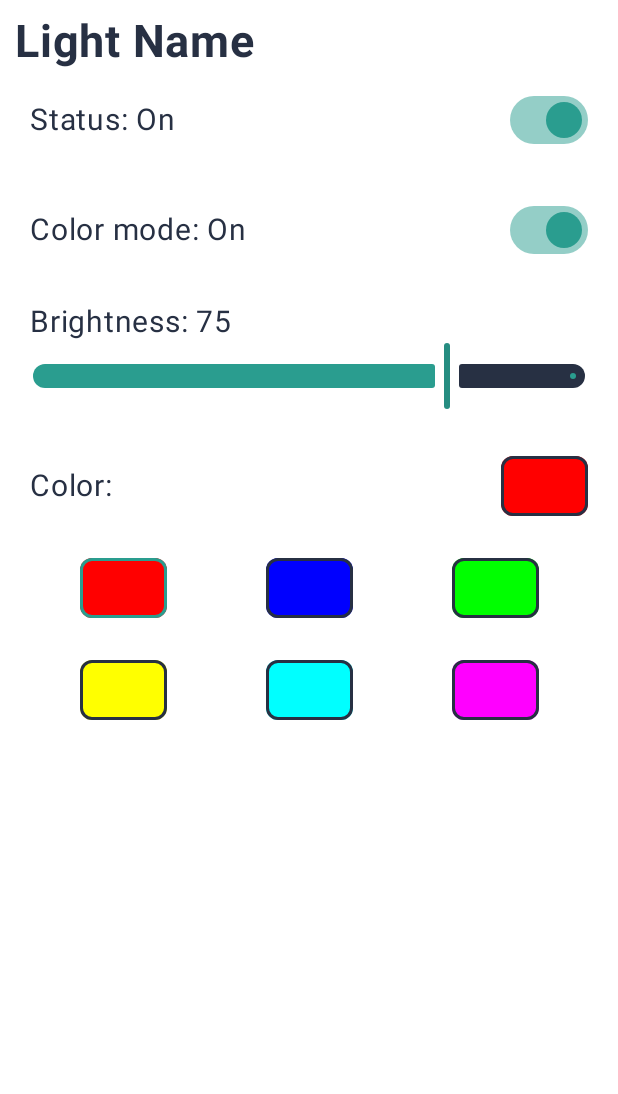
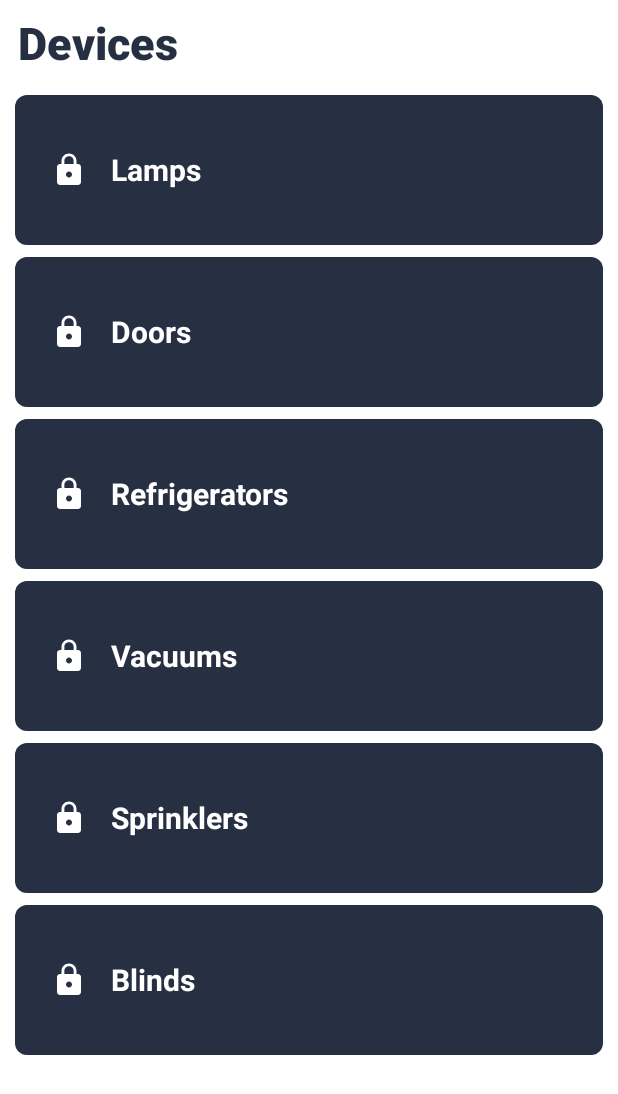
Before and after one commit to Tobias-Noceda/Harmony-Mobile, an Android app built with Jetpack Compose: the composable DevicesScreen shown on its own in the app's theme, on a phone screen of 412 x 824 dp. Shown: the top 1094 px of the screen. Run offline under Robolectric (Android 15) with nearby library versions, the phone set to English and light mode, and no system bars; 5 statements that could not run were skipped.

Commit message:
Devices Enum

```diff
--- a/app/src/main/java/ar/edu/itba/harmony_mobile/screens/DevicesScreen.kt
+++ b/app/src/main/java/ar/edu/itba/harmony_mobile/screens/DevicesScreen.kt
@@ -1,14 +1,78 @@
 package ar.edu.itba.harmony_mobile.screens
 
-import androidx.compose.foundation.layout.Box
+import androidx.annotation.StringRes
+import androidx.compose.foundation.layout.Column
+import androidx.compose.foundation.layout.Row
+import androidx.compose.foundation.layout.fillMaxWidth
+import androidx.compose.foundation.layout.height
+import androidx.compose.foundation.layout.padding
+import androidx.compose.foundation.rememberScrollState
+import androidx.compose.foundation.shape.RoundedCornerShape
+import androidx.compose.foundation.verticalScroll
+import androidx.compose.material.icons.Icons
+import androidx.compose.material.icons.filled.Lock
+import androidx.compose.material3.Button
+import androidx.compose.material3.Icon
+import androidx.compose.material3.MaterialTheme
+import androidx.compose.material3.Text
 import androidx.compose.runtime.Composable
+import androidx.compose.ui.Alignment
 import androidx.compose.ui.Modifier
-import ar.edu.itba.harmony_mobile.screens.devices.BlindsScreen
-import ar.edu.itba.harmony_mobile.screens.devices.LightScreen
+import androidx.compose.ui.graphics.vector.ImageVector
+import androidx.compose.ui.res.stringResource
+import androidx.compose.ui.text.style.TextAlign
+import androidx.compose.ui.unit.dp
+import ar.edu.itba.harmony_mobile.R
 
 @Composable
 fun DevicesScreen(modifier: Modifier = Modifier) {
-    Box(modifier = modifier) {
-        LightScreen()
+    Column(modifier = modifier) {
+        Text(
+            text = stringResource(id = R.string.devices),
+            modifier = Modifier.padding(
+                start = 12.dp,
+                top = 12.dp
+            ),
+            style = MaterialTheme.typography.titleLarge
+        )
+
+        val scState = rememberScrollState(0)
+        Column(
+            modifier = Modifier
+                .fillMaxWidth()
+                .padding(
+                    horizontal = 6.dp,
+                    vertical = 12.dp
+                )
+                .verticalScroll(scState)
+        ) {
+            for (deviceType in DeviceTypes.entries) {
+                Button(
+                    modifier = Modifier.padding(4.dp),
+                    shape = RoundedCornerShape(8.dp),
+                    onClick = {}
+                ) {
+                    Row (
+                        modifier = Modifier
+                            .fillMaxWidth()
+                            .padding(vertical = 12.dp),
+                        verticalAlignment = Alignment.CenterVertically
+                    ) {
+                        Icon(
+                            deviceType.icon,
+                            contentDescription = null,
+                            modifier = Modifier.height(60.dp)
+                        )
+
+                        Text(
+                            text = stringResource(id = deviceType.type),
+                            textAlign = TextAlign.Left,
+                            style = MaterialTheme.typography.titleMedium,
+                            modifier = Modifier.padding(start = 16.dp)
+                        )
+                    }
+                }
+            }
+        }
     }
 }
--- a/app/src/main/res/values/strings.xml
+++ b/app/src/main/res/values/strings.xml
@@ -6,6 +6,19 @@
     <string name="routines">Routines</string>
     <string name="houses">Houses</string>
     <string name="personal_devices">Personal Devices</string>
+
+    <string name="api_lamp">lamp</string>
+    <string name="lamp">Lamps</string>
+    <string name="api_door">door</string>
+    <string name="door">Doors</string>
+    <string name="api_refrigerator">refrigerator</string>
+    <string name="refrigerator">Refrigerators</string>
+    <string name="api_vacuum">vacuum</string>
+    <string name="vacuum">Vacuums</string>
+    <string name="api_sprinkler">faucet</string>
+    <string name="sprinkler">Sprinklers</string>
+    <string name="api_blinds">blinds</string>
+    <string name="blinds">Blinds</string>
 
     <string name="status">Status:</string>
     <string name="on">On</string>
```
Also changed, not shown: app/src/main/java/ar/edu/itba/harmony_mobile/HarmonyApp.kt (+9 -11 lines), app/src/main/java/ar/edu/itba/harmony_mobile/screens/DeviceTypes.kt (added, +20 -0 lines), app/src/main/java/ar/edu/itba/harmony_mobile/ui/theme/Type.kt (+12 -5 lines), 1 other file.
